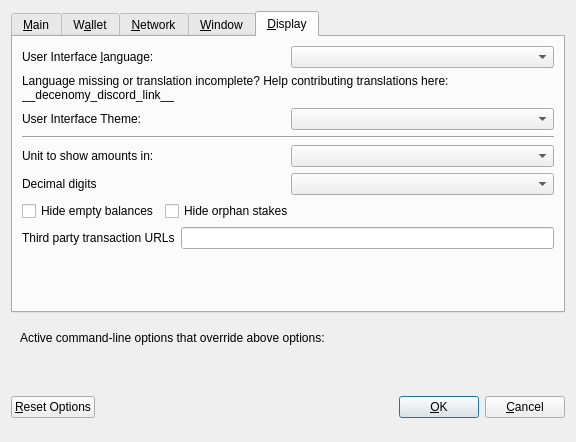
Old version of the form src/qt/forms/optionsdialog.ui in the repository decenomy/DSW.
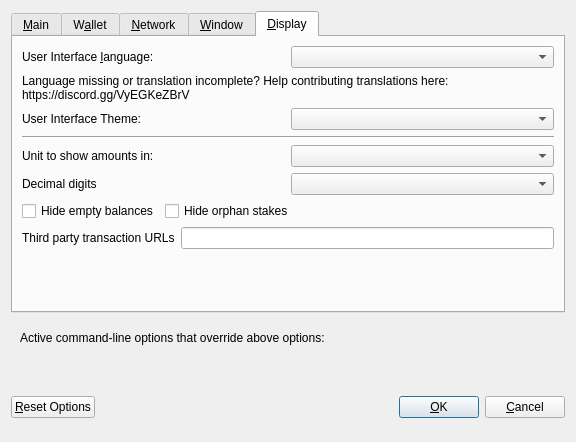
New version of the form. The open tabs and pages were chosen to show the change. Custom widgets are drawn as their Qt base class.

Commit message: Finishing rebranding (.ui files)

```diff
--- a/src/qt/forms/optionsdialog.ui
+++ b/src/qt/forms/optionsdialog.ui
@@ -533,7 +533,7 @@
          </property>
          <property name="text">
           <string>Language missing or translation incomplete? Help contributing translations here:
-__decenomy_discord_link__</string>
+https://discord.gg/VyEGKeZBrV</string>
          </property>
          <property name="wordWrap">
           <bool>true</bool>
```
The commit also changes 1 other file.
